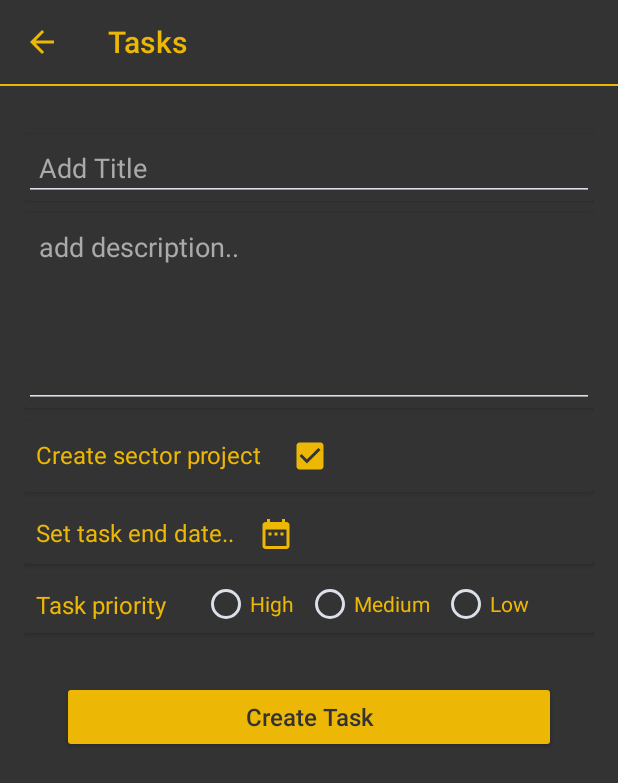
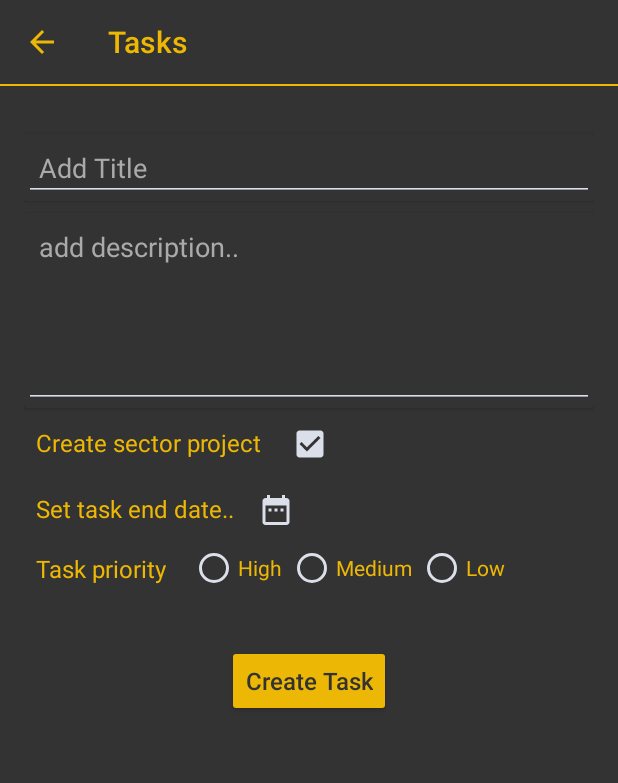
Before and after one commit to CreateDevel0pment/Task_Management_App, an Android app: the fragment AddNewTaskFragment placed in its activity, on a phone screen of 412 x 824 dp. Shown: the top 783 px of the screen. Run offline under Robolectric (Android 15) with nearby library versions, the phone set to English and light mode, and no system bars; our stand-ins replace Firebase (no records; nobody signed in at launch, a user with empty details on screens opened directly); Roboto replaces fonts that are not available here.

Commit message:
Bug fixes

```diff
--- a/app/src/main/java/com/example/codeacademyapp/ui/main/sector/task/fragment/AddNewTaskFragment.java
+++ b/app/src/main/java/com/example/codeacademyapp/ui/main/sector/task/fragment/AddNewTaskFragment.java
@@ -11,6 +11,7 @@ import android.widget.Button;
 import android.widget.CompoundButton;
 import android.widget.EditText;
 import android.widget.ImageView;
+import android.widget.LinearLayout;
 import android.widget.RadioButton;
 import android.widget.TextView;
 
@@ -41,6 +42,7 @@ import static androidx.constraintlayout.widget.Constraints.TAG;
 public class AddNewTaskFragment extends Fragment implements DatePickerDialogListener {
 
     private EditText task_name, task_description;
+    TextView assignedDate;
     private String userID, userGroup, taskPriority, extrasUserName, extrasUserId;
     private TaskViewModel taskViewModel;
     private View rootView;
@@ -69,14 +71,15 @@ public class AddNewTaskFragment extends Fragment implements DatePickerDialogList
         task_name = rootView.findViewById(R.id.task_name);
         task_description = rootView.findViewById(R.id.task_desc);
         TextView assignedUserNameTV = rootView.findViewById(R.id.assigned_user_name);
-        CardView assignUserCardView = rootView.findViewById(R.id.assigned_user_card);
-        CardView checkBoxCardView = rootView.findViewById(R.id.cardView_CheckBox);
+        LinearLayout assignUserLayout = rootView.findViewById(R.id.assigned_user_linear);
+        LinearLayout checkBoxLayout = rootView.findViewById(R.id.checkbox_users_linear);
+        assignedDate = rootView.findViewById(R.id.assigned_end_date);
 
         if (extrasUserName != null) {
             assignedUserNameTV.setText(extrasUserName);
-            checkBoxCardView.setVisibility(View.GONE);
+            checkBoxLayout.setVisibility(View.GONE);
         } else {
-            assignUserCardView.setVisibility(View.GONE);
+            assignUserLayout.setVisibility(View.GONE);
         }
 
         taskNotificationViewModel = ViewModelProviders.of(AddNewTaskFragment.this).get(TaskNotificationViewModel.class);
@@ -205,5 +208,6 @@ public class AddNewTaskFragment extends Fragment implements DatePickerDialogList
     @Override
     public void passDateString(String date) {
         this.endDate = date;
+        assignedDate.setText(date);
     }
 }
--- a/app/src/main/java/com/example/codeacademyapp/ui/main/sector/task/fragment/UserStatisticsFragment.java
+++ b/app/src/main/java/com/example/codeacademyapp/ui/main/sector/task/fragment/UserStatisticsFragment.java
@@ -84,7 +84,7 @@ public class UserStatisticsFragment extends Fragment {
                               completedTasksCount = (int) dataSnapshot.child("CompletedTasks").getChildrenCount();
 
 
-                                UserStatsDetailsFragment statsDetailsFragment = new UserStatsDetailsFragment(model.Name,
+                                UserStatsDetailsFragment statsDetailsFragment = new UserStatsDetailsFragment(model.image, model.Name,
                                         completedTasksCount, personalTasksCount);
 
                                 if (getFragmentManager()!=null)
--- a/app/src/main/res/layout/fragment_add_new_task.xml
+++ b/app/src/main/res/layout/fragment_add_new_task.xml
@@ -55,14 +55,9 @@
         </androidx.cardview.widget.CardView>
 
 
-        <androidx.cardview.widget.CardView
-            android:layout_marginTop="8dp"
-            android:id="@+id/cardView_CheckBox"
-            android:layout_width="match_parent"
-            android:layout_height="wrap_content"
-            app:cardBackgroundColor="@color/colorPrimaryDarkMode">
 
             <LinearLayout
+                android:id="@+id/checkbox_users_linear"
                 android:layout_width="match_parent"
                 android:layout_height="wrap_content"
                 android:gravity="start"
@@ -72,11 +67,12 @@
                     android:layout_width="wrap_content"
                     android:layout_height="wrap_content"
                     android:layout_margin="8dp"
-                    android:textSize="16dp"
+                    android:textSize="16sp"
                     android:textColor="@color/AccentColor"
                     android:text="Create sector project" />
 
                 <CheckBox
+                    android:buttonTint="@color/colorPrimary"
                     android:id="@+id/create_sector_project_checkbox"
                     android:checked="true"
                     android:layout_margin="8dp"
@@ -85,17 +81,9 @@
             </LinearLayout>
 
 
-        </androidx.cardview.widget.CardView>
-
-
-        <androidx.cardview.widget.CardView
-            android:layout_marginTop="8dp"
-            android:id="@+id/assigned_user_card"
-            android:layout_width="match_parent"
-            android:layout_height="wrap_content"
-            app:cardBackgroundColor="@color/colorPrimaryDarkMode">
 
             <LinearLayout
+                android:id="@+id/assigned_user_linear"
                 android:layout_width="match_parent"
                 android:layout_height="wrap_content"
                 android:gravity="start"
@@ -105,7 +93,7 @@
                     android:layout_width="wrap_content"
                     android:layout_height="wrap_content"
                     android:layout_margin="8dp"
-                    android:textSize="16dp"
+                    android:textSize="16sp"
                     android:textColor="@color/AccentColor"
                     android:text="Create personal task for.." />
 
@@ -114,7 +102,8 @@
                     android:layout_width="wrap_content"
                     android:layout_height="wrap_content"
                     android:layout_margin="8dp"
-                    android:src="@drawable/ic_person_" />
+                    android:src="@drawable/ic_person_"
+                    android:tint="@color/colorPrimary"/>
 
                 <TextView
                     android:id="@+id/assigned_user_name"
@@ -126,14 +115,6 @@
             </LinearLayout>
 
 
-        </androidx.cardview.widget.CardView>
-
-        <androidx.cardview.widget.CardView
-            android:layout_marginTop="8dp"
-            android:layout_width="match_parent"
-            android:layout_height="wrap_content"
-            app:cardBackgroundColor="@color/colorPrimaryDarkMode">
-
             <LinearLayout
                 android:layout_width="match_parent"
                 android:layout_height="wrap_content"
@@ -144,7 +125,7 @@
                     android:layout_width="wrap_content"
                     android:layout_height="wrap_content"
                     android:textColor="@color/AccentColor"
-                    android:textSize="16dp"
+                    android:textSize="16sp"
                     android:layout_margin="8dp"
                     android:text="Set task end date.." />
 
@@ -154,18 +135,19 @@
                     android:layout_height="wrap_content"
                     android:layout_margin="8dp"
                     android:src="@drawable/date_picker_icon"
-                    android:tint="@color/AccentColor" />
+                    android:tint="@color/colorPrimary" />
+
+                <TextView
+                    android:id="@+id/assigned_end_date"
+                    android:layout_width="wrap_content"
+                    android:layout_height="wrap_content"
+                    android:textColor="@color/colorPrimary"
+                    android:layout_margin="8dp"
+                    />
 
             </LinearLayout>
 
 
-        </androidx.cardview.widget.CardView>
-
-        <androidx.cardview.widget.CardView
-            android:layout_marginTop="8dp"
-            android:layout_width="match_parent"
-            android:layout_height="wrap_content"
-            app:cardBackgroundColor="@color/colorPrimaryDarkMode">
 
             <LinearLayout
                 android:layout_width="match_parent"
@@ -177,7 +159,7 @@
                     android:layout_width="wrap_content"
                     android:layout_height="wrap_content"
                     android:layout_margin="8dp"
-                    android:textSize="16dp"
+                    android:textSize="16sp"
                     android:textColor="@color/AccentColor"
                     android:text="Task priority" />
 
@@ -185,7 +167,7 @@
                     android:id="@+id/priority_radioGroup"
                     android:layout_width="wrap_content"
                     android:layout_height="wrap_content"
-                    android:layout_marginStart="16dp"
+                    android:layout_marginStart="8dp"
                     android:orientation="horizontal">
 
                     <RadioButton
@@ -193,14 +175,14 @@
                         android:layout_width="wrap_content"
                         android:layout_height="wrap_content"
                         android:text="High"
-                        android:layout_marginEnd="8dp"
+                        android:layout_marginEnd="4dp"
                         android:textColor="@color/AccentColor" />
 
                     <RadioButton
                         android:id="@+id/radiobtn_priority_medium"
                         android:layout_width="wrap_content"
                         android:layout_height="wrap_content"
-                        android:layout_marginEnd="8dp"
+                        android:layout_marginEnd="4dp"
                         android:text="Medium"
                         android:textColor="@color/AccentColor" />
 
@@ -216,11 +198,10 @@
             </LinearLayout>
 
 
-        </androidx.cardview.widget.CardView>
 
         <Button
             android:id="@+id/create_task_btn"
-            android:layout_width="match_parent"
+            android:layout_width="wrap_content"
             android:layout_height="wrap_content"
             android:layout_marginStart="25dp"
             android:layout_marginTop="32dp"
@@ -228,7 +209,7 @@
             android:layout_marginBottom="30dp"
             android:backgroundTint="@color/AccentColor"
             android:hint="Create Task"
-            android:textSize="16dp"
+            android:textSize="16sp"
             android:textColorHint="@color/colorPrimaryDarkMode" />
 
     </LinearLayout>
```
Also changed, not shown: app/src/main/java/com/example/codeacademyapp/ui/main/sector/task/fragment/UserStatsDetailsFragment.java (+26 -3 lines), app/src/main/res/layout/fragment_user_stats_details.xml (+22 -1 lines).
